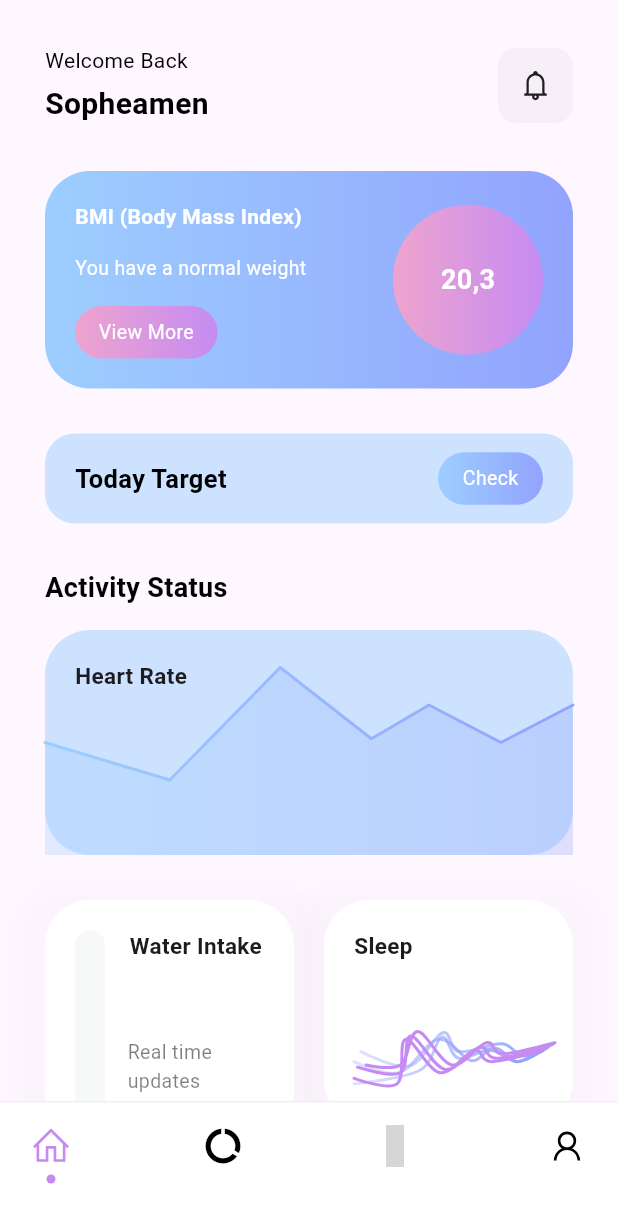
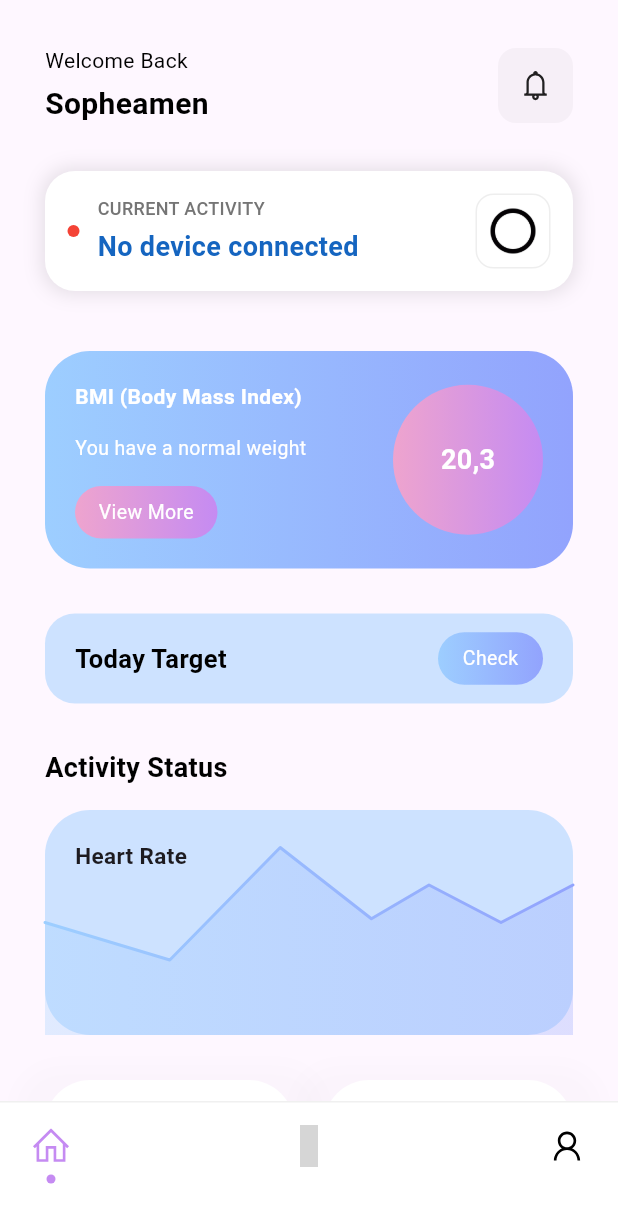
Before and after one commit to YanCheng8378/Flatter-Front, a Flutter app: the RootApp screen opened by its route, on a phone screen of 412 x 824 dp. Shown: the top 1223 px of the screen. Run offline on Flutter 3.47's test engine with Material 3 defaults, Android fonts, the phone set to English and light mode, and no system bars; drawn by our look-alikes of fl_chart; our stand-ins replace flutter_blue_plus, flutter_svg, flutter_vector_icons, line_icons; grey boxes are pictures that could not be loaded.

Commit message:
update the HomePage and Bluetooth_devices_page

```diff
--- /dev/null
+++ b/lib/pages/activity_display_widget.dart
@@ -0,0 +1,157 @@
+import 'dart:convert';
+import 'package:flutter/material.dart';
+import 'dart:typed_data';
+import '../services/bluetooth_service.dart';
+
+class ActivityDisplayWidget extends StatefulWidget {
+  final BluetoothService bluetoothService;
+  const ActivityDisplayWidget({Key? key, required this.bluetoothService}) : super(key: key);
+
+  @override
+  _ActivityDisplayWidgetState createState() => _ActivityDisplayWidgetState();
+}
+
+class _ActivityDisplayWidgetState extends State<ActivityDisplayWidget> {
+  String _activity = "No device connected";
+  bool _isConnected = false;
+
+  @override
+  void initState() {
+    super.initState();
+    _setupListeners();
+  }
+
+  void _setupListeners() {
+    // 监听连接状态
+    widget.bluetoothService.connectionStream.listen((connected) {
+      setState(() {
+        _isConnected = connected;
+        if (!connected) _activity = "No device connected";
+      });
+    });
+
+    // 监听预测数据流
+    widget.bluetoothService.predictionDataStringStream.listen((dataStr) {
+      final parsed = BluetoothService.parsePredictionData(utf8.encode(dataStr));
+      if (parsed != _activity) {
+        setState(() => _activity = parsed);
+      }
+    });
+  }
+
+  final Map<String, String> _activityGifMapping = {
+    "Cycling": "assets/gifs/cycling.gif",
+    "WalkDownstairs": "assets/gifs/stairsDown.gif",
+    "Jogging": "assets/gifs/jogging.gif",
+    "Lying": "assets/gifs/lying.gif",
+    "Sitting": "assets/gifs/sitting.gif",
+    "WalkUpstairs": "assets/gifs/stairsUp.gif",
+    "Walking": "assets/gifs/walking.gif",
+    "Unknown Activity": "assets/gifs/unknown.gif",
+    "No device connected": "assets/gifs/signal.gif",
+    "Loading...": "assets/gifs/813.gif",
+    "Error": "assets/gifs/Error.gif",
+  };
+
+  String _mapPredictionToActivity(dynamic data) {
+    // Check that the received data is a list of integers.
+    if (data is List<int>) {
+      // Ensure that the data length is at least 8 bytes.
+      if (data.length >= 8) {
+        final byteData = Uint8List.fromList(data).buffer.asByteData();
+        // Read the 32-bit integer starting at index 4 (little-endian).
+        int prediction = byteData.getInt32(4, Endian.little);
+        // Mapping based on your provided dictionary:
+        switch (prediction) {
+          case 0:
+            return "Cycling";
+          case 1:
+            return "WalkDownstairs";
+          case 2:
+            return "Jogging";
+          case 3:
+            return "Lying";
+          case 4:
+            return "Sitting";
+          case 5:
+            return "WalkUpstairs";
+          case 6:
+            return "Walking";
+          default:
+            return "Unknown Activity";
+        }
+      } else {
+        return "loading...";
+      }
+    }
+    return "Error";
+  }
+
+  @override
+  Widget build(BuildContext context) {
+    final gifPath = _activityGifMapping[_activity] ??
+        _activityGifMapping["Unknown Activity"]!;
+    return Container(
+      margin: EdgeInsets.only(bottom: 20),
+      padding: EdgeInsets.all(15),
+      decoration: BoxDecoration(
+        color: Colors.white,
+        borderRadius: BorderRadius.circular(20),
+        boxShadow: [
+          BoxShadow(
+            color: Colors.black.withOpacity(0.1),
+            blurRadius: 10,
+            spreadRadius: 2,
+          )
+        ],
+      ),
+      child: Row(
+        children: [
+          // 连接状态指示器
+          Container(
+            width: 8,
+            height: 8,
+            margin: EdgeInsets.only(right: 12),
+            decoration: BoxDecoration(
+              shape: BoxShape.circle,
+              color: _isConnected ? Colors.green : Colors.red,
+            ),
+          ),
+          Expanded(
+            child: Column(
+              crossAxisAlignment: CrossAxisAlignment.start,
+              children: [
+                Text(
+                  "CURRENT ACTIVITY",
+                  style: TextStyle(
+                    fontSize: 12,
+                    color: Colors.grey.shade600,
+                    fontWeight: FontWeight.w500,
+                  ),
+                ),
+                SizedBox(height: 4),
+                Text(
+                  _activity,
+                  style: TextStyle(
+                    fontSize: 18,
+                    fontWeight: FontWeight.bold,
+                    color: Colors.blue.shade800,
+                  ),
+                ),
+              ],
+            ),
+          ),
+          Container(
+            width: 50,
+            height: 50,
+            decoration: BoxDecoration(
+              borderRadius: BorderRadius.circular(12),
+              border: Border.all(color: Colors.grey.shade200),
+            ),
+            child: Image.asset(gifPath, fit: BoxFit.cover),
+          ),
+        ],
+      ),
+    );
+  }
+}
--- a/lib/pages/home_page.dart
+++ b/lib/pages/home_page.dart
@@ -7,6 +7,8 @@ import 'package:fitness_ui_kit/widget/chart_sleep.dart';
 import 'package:fitness_ui_kit/widget/chart_workout_progress.dart';
 import 'package:fitness_ui_kit/widget/water_intake_progressbar.dart';
 import 'package:fitness_ui_kit/widget/water_intake_timeline.dart';
+import '../pages/activity_display_widget.dart';
+import '../services/bluetooth_service.dart';
 import 'package:fl_chart/fl_chart.dart';
 import 'package:flutter/material.dart';
 import 'package:line_icons/line_icons.dart';
@@ -18,11 +20,19 @@ class HomePage extends StatefulWidget {
 }
 
 class _HomePageState extends State<HomePage> {
+  final BluetoothService _bluetoothService = BluetoothService();
+
   @override
   Widget build(BuildContext context) {
     return Scaffold(
       body: getBody(),
     );
+  }
+
+  @override
+  void dispose() {
+    _bluetoothService.dispose(); // 确保释放资源
+    super.dispose();
   }
 
   Widget getBody() {
@@ -68,9 +78,13 @@ class _HomePageState extends State<HomePage> {
                   )
                 ],
               ),
+              // 新增活动组件
               SizedBox(
                 height: 30,
               ),
+              ActivityDisplayWidget(bluetoothService: _bluetoothService),
+              SizedBox(height: 20),
+
               Container(
                 width: double.infinity,
                 height: 145,
--- a/lib/pages/root_app.dart
+++ b/lib/pages/root_app.dart
@@ -32,7 +32,7 @@ class _RootAppState extends State<RootApp> {
       index: pageIndex,
       children: [
         HomePage(),
-        DataDisplayPage(),
+        // DataDisplayPage(),
         DataChartPage(),
         // BluetoothDevicesPage(),
         Center(child: Text("Profile")),
@@ -43,7 +43,7 @@ class _RootAppState extends State<RootApp> {
   Widget getFooter() {
     List items = [
       LineIcons.home,
-      Icons.data_usage,
+      // Icons.data_usage,
       LineIcons.pieChart,
       // Icons.bluetooth,
       LineIcons.user
```
Also changed, not shown: lib/pages/bluetooth_devices_page.dart (+45 -39 lines), lib/services/bluetooth_service.dart (+60 -0 lines), pubspec.yaml (+7 -7 lines), assets/logo/img.png (added), 18 other files.
